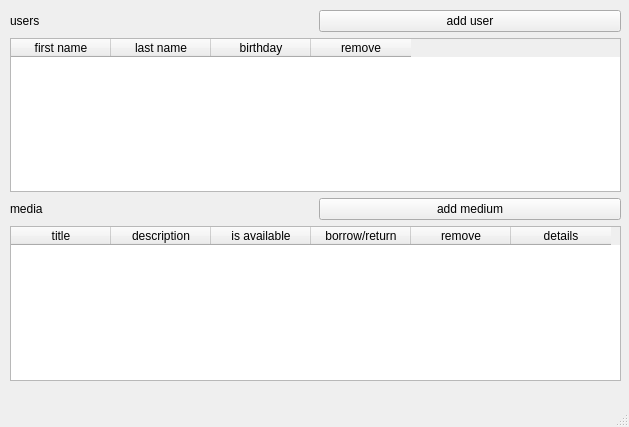
Above: mainwindow.ui from alexinatra2/prog2-beleg-qt before the change. Below: the same form after it.
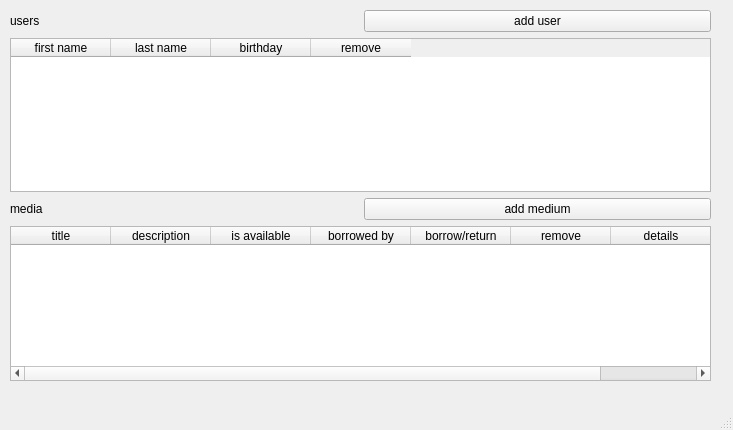
That is the form after the change.

Commit message: ADD fixed media table display bug

The edit to the form file:
```diff
--- a/mainwindow.ui
+++ b/mainwindow.ui
@@ -6,8 +6,8 @@
    <rect>
     <x>0</x>
     <y>0</y>
-    <width>629</width>
-    <height>427</height>
+    <width>733</width>
+    <height>430</height>
    </rect>
   </property>
   <property name="windowTitle">
@@ -19,7 +19,7 @@
      <rect>
       <x>10</x>
       <y>10</y>
-      <width>611</width>
+      <width>701</width>
       <height>371</height>
      </rect>
     </property>
@@ -105,6 +105,11 @@
          <string>is available</string>
         </property>
        </column>
+       <column>
+        <property name="text">
+         <string>borrowed by</string>
+        </property>
+       </column>
        <column>
         <property name="text">
          <string>borrow/return</string>
```
Left out of the diff: 2 changed lines with no effect on the pictures.
